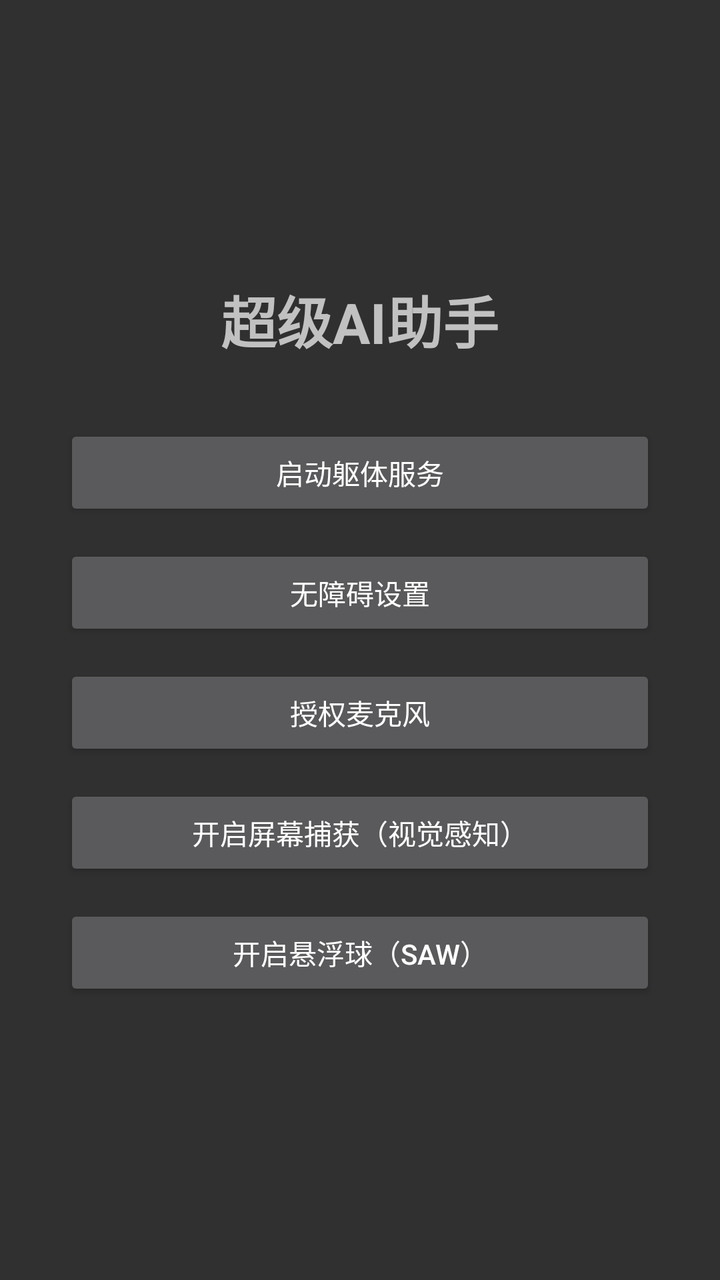
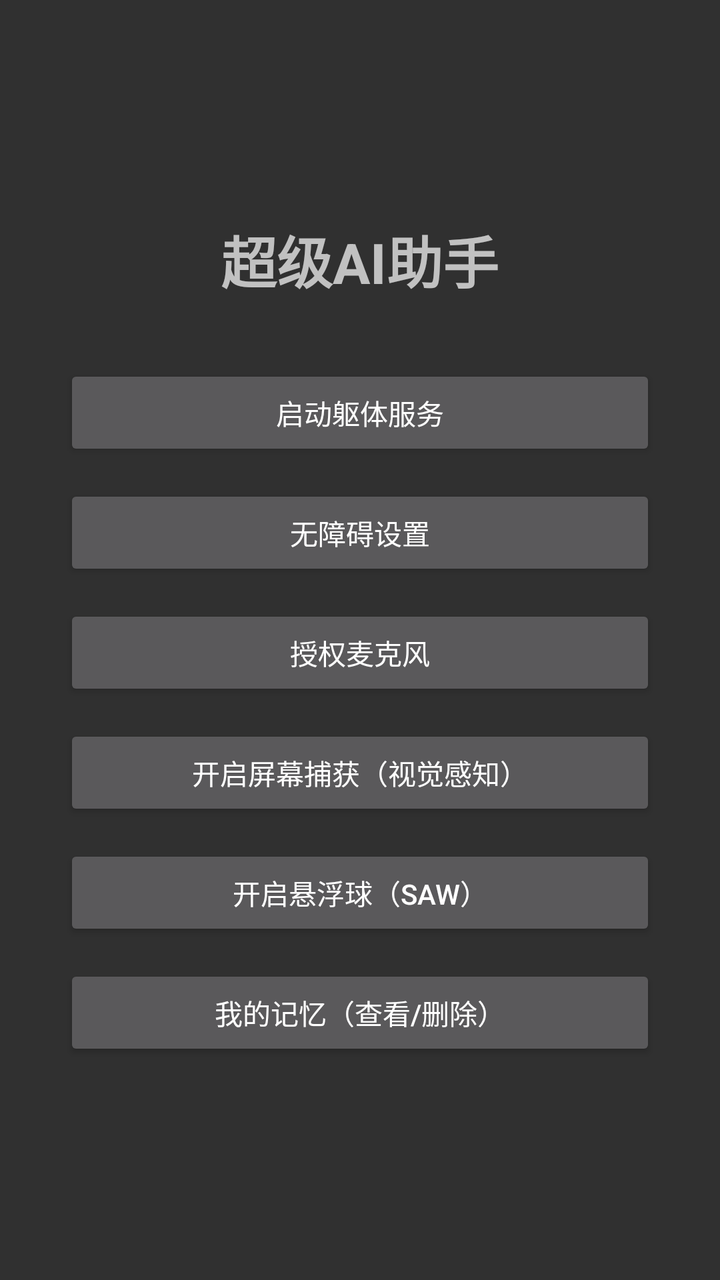

An Android layout rendered at two revisions. The XML below is the earlier revision; the diff shows what the commit changed to produce the second picture.
<!-- AndroidManifest.xml: application theme Theme.AppCompat -->
<!-- res/layout/activity_main.xml -->
<?xml version="1.0" encoding="utf-8"?>
<LinearLayout xmlns:android="http://schemas.android.com/apk/res/android"
    android:layout_width="match_parent"
    android:layout_height="match_parent"
    android:orientation="vertical"
    android:gravity="center"
    android:padding="32dp">

    <TextView
        android:layout_width="wrap_content"
        android:layout_height="wrap_content"
        android:text="超级AI助手"
        android:textSize="28sp"
        android:textStyle="bold"
        android:layout_marginBottom="8dp" />

    <LinearLayout
        android:id="@+id/status"
        android:layout_width="match_parent"
        android:layout_height="wrap_content"
        android:orientation="vertical"
        android:layout_marginBottom="24dp" />

    <Button
        android:id="@+id/btn_service"
        android:layout_width="match_parent"
        android:layout_height="wrap_content"
        android:text="启动躯体服务"
        android:layout_marginBottom="12dp" />

    <Button
        android:id="@+id/btn_a11y"
        android:layout_width="match_parent"
        android:layout_height="wrap_content"
        android:text="无障碍设置"
        android:layout_marginBottom="12dp" />

    <Button
        android:id="@+id/btn_perms"
        android:layout_width="match_parent"
        android:layout_height="wrap_content"
        android:text="授权麦克风"
        android:layout_marginBottom="12dp" />

    <Button
        android:id="@+id/btn_capture"
        android:layout_width="match_parent"
        android:layout_height="wrap_content"
        android:text="开启屏幕捕获（视觉感知）"
        android:layout_marginBottom="12dp" />

    <Button
        android:id="@+id/btn_overlay"
        android:layout_width="match_parent"
        android:layout_height="wrap_content"
        android:text="开启悬浮球（SAW）" />

</LinearLayout>
<!-- resources referenced by this layout -->
<resources>

</resources>

<!-- the commit's change to res/layout/activity_main.xml (unified diff, before → after) -->
@@ -53,6 +53,13 @@
         android:id="@+id/btn_overlay"
         android:layout_width="match_parent"
         android:layout_height="wrap_content"
-        android:text="开启悬浮球（SAW）" />
+        android:text="开启悬浮球（SAW）"
+        android:layout_marginBottom="12dp" />
+
+    <Button
+        android:id="@+id/btn_memory"
+        android:layout_width="match_parent"
+        android:layout_height="wrap_content"
+        android:text="我的记忆（查看/删除）" />
 
 </LinearLayout>
